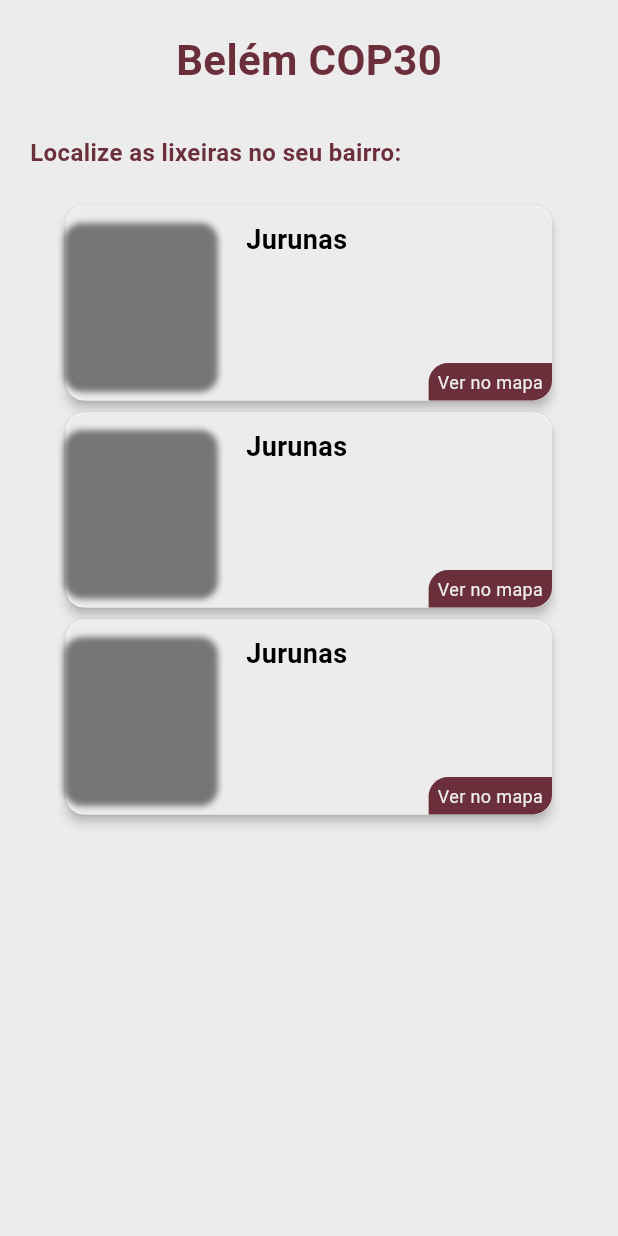
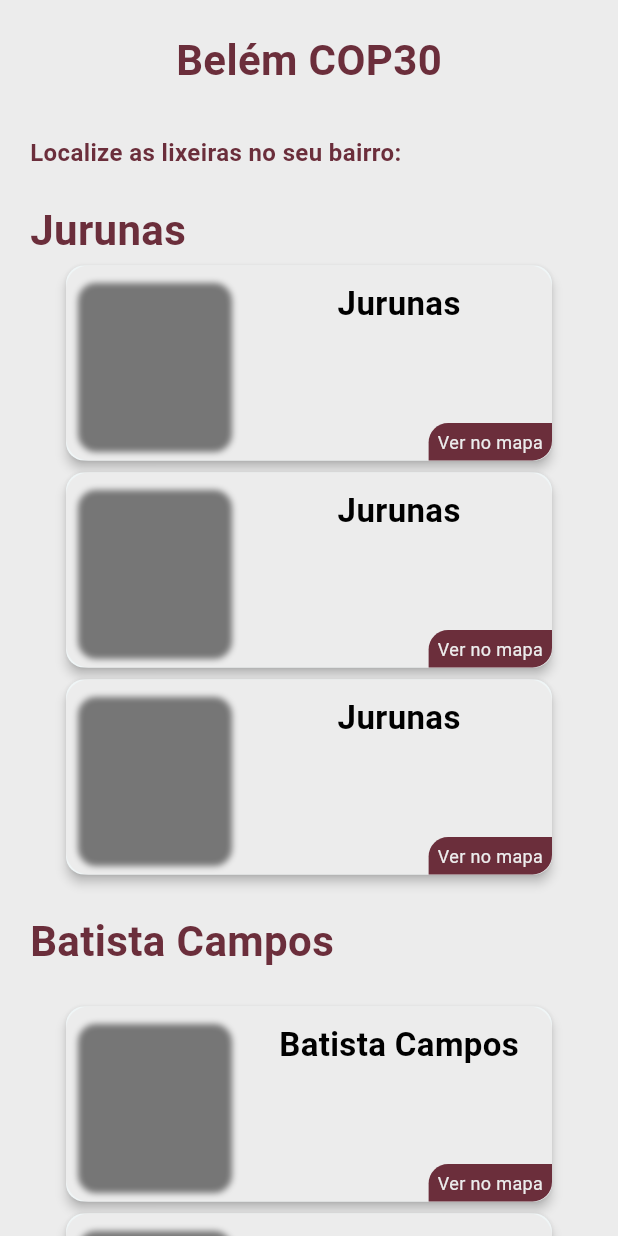
Before and after one commit to lednewo/Projeto-Belem, a Flutter app: the screen it shows after launch, on a phone screen of 412 x 824 dp. Run offline on Flutter 3.47's test engine with Material 3 defaults, Android fonts, the phone set to English and light mode, and no system bars; our stand-ins replace go_router, google_fonts; Roboto replaces fonts that are missing (Arimo).

Commit message:
feat(repo, home_page): adicionar novas lixeiras

```diff
--- a/lib/src/models/lixeira_jurunas_model.dart
+++ b/lib/src/models/lixeira_model.dart
@@ -1,9 +1,9 @@
-class LixeiraJurunasModel {
+class LixeirasModel {
   String bairro;
   String loc;
   String? image;
 
-  LixeiraJurunasModel({
+  LixeirasModel({
     required this.bairro,
     required this.loc,
     this.image,
--- /dev/null
+++ b/lib/src/repository/lixeira_batistac_repo.dart
@@ -0,0 +1,18 @@
+import 'package:cop30_bel/src/models/lixeira_model.dart';
+
+class LixeiraBatistacRepo {
+  static List<LixeirasModel> listLixeiraBatistaCampos = [
+    LixeirasModel(
+      bairro: 'Batista Campos',
+      loc: 'https://maps.app.goo.gl/sK4Zip8UtzwHFq6MA',
+    ),
+    LixeirasModel(
+      bairro: 'Batista Campos',
+      loc: 'https://maps.app.goo.gl/6Se2GZ3FTm5u3AX47',
+    ),
+    LixeirasModel(
+      bairro: 'Batista Campos',
+      loc: 'https://maps.app.goo.gl/sK4Zip8UtzwHFq6MA',
+    ),
+  ];
+}
--- /dev/null
+++ b/lib/src/repository/lixeira_condor_repo.dart
@@ -0,0 +1,18 @@
+import 'package:cop30_bel/src/models/lixeira_model.dart';
+
+class LixeiraCondorRepo {
+  static List<LixeirasModel> listLixeiraCondor = [
+    LixeirasModel(
+      bairro: 'Condor',
+      loc: 'https://maps.app.goo.gl/ZNVdt3NLSS6xZipM6',
+    ),
+    LixeirasModel(
+      bairro: 'Condor',
+      loc: 'https://maps.app.goo.gl/ZNVdt3NLSS6xZipM6',
+    ),
+    LixeirasModel(
+      bairro: 'Condor',
+      loc: 'https://maps.app.goo.gl/ZNVdt3NLSS6xZipM6',
+    ),
+  ];
+}
--- a/lib/src/repository/lixeira_jurunas_repo.dart
+++ b/lib/src/repository/lixeira_jurunas_repo.dart
@@ -1,16 +1,16 @@
-import 'package:cop30_bel/src/models/lixeira_jurunas_model.dart';
+import 'package:cop30_bel/src/models/lixeira_model.dart';
 
 class LixeiraJurunasRepo {
-  static List<LixeiraJurunasModel> listLixeiraJurunas = [
-    LixeiraJurunasModel(
+  static List<LixeirasModel> listLixeiraJurunas = [
+    LixeirasModel(
       bairro: 'Jurunas',
       loc: 'https://maps.app.goo.gl/piQy4jXbWkcbYrvf9',
     ),
-    LixeiraJurunasModel(
+    LixeirasModel(
       bairro: 'Jurunas',
       loc: 'https://maps.app.goo.gl/F6VFfxb9ZVGmVFfn7',
     ),
-    LixeiraJurunasModel(
+    LixeirasModel(
       bairro: 'Jurunas',
       loc: 'https://maps.app.goo.gl/9MCPdm1bqP8BBtMx9',
     ),
--- a/lib/src/ui/home_page.dart
+++ b/lib/src/ui/home_page.dart
@@ -1,3 +1,5 @@
+import 'package:cop30_bel/src/repository/lixeira_batistac_repo.dart';
+import 'package:cop30_bel/src/repository/lixeira_condor_repo.dart';
 import 'package:cop30_bel/src/repository/lixeira_jurunas_repo.dart';
 import 'package:cop30_bel/src/util/colors/app_colors.dart';
 import 'package:cop30_bel/src/util/widgets/card_widget_home.dart';
@@ -13,6 +15,8 @@ class HomePage extends StatefulWidget {
 
 class _HomePageState extends State<HomePage> {
   final trashJurunas = LixeiraJurunasRepo.listLixeiraJurunas;
+  final trashBatistaCampos = LixeiraBatistacRepo.listLixeiraBatistaCampos;
+  final trashCondor = LixeiraCondorRepo.listLixeiraCondor;
   @override
   Widget build(BuildContext context) {
     return Scaffold(
@@ -20,6 +24,7 @@ class _HomePageState extends State<HomePage> {
       body: SafeArea(
         child: Padding(
           padding: const EdgeInsets.symmetric(horizontal: 20),
+          child: SingleChildScrollView(
             child: Column(
               crossAxisAlignment: CrossAxisAlignment.start,
               children: [
@@ -53,6 +58,14 @@ class _HomePageState extends State<HomePage> {
                 SizedBox(
                   height: 20,
                 ),
+                Text(
+                  'Jurunas',
+                  style: GoogleFonts.arimo(
+                    color: AppColors().colorComponents,
+                    fontWeight: FontWeight.bold,
+                    fontSize: 28,
+                  ),
+                ),
                 Padding(
                   padding: const EdgeInsets.symmetric(
                     horizontal: 20,
@@ -67,8 +80,67 @@ class _HomePageState extends State<HomePage> {
                       );
                     },
                   ),
-              )
+                ),
+                SizedBox(
+                  height: 20,
+                ),
+                Text(
+                  'Batista Campos',
+                  style: GoogleFonts.arimo(
+                    color: AppColors().colorComponents,
+                    fontWeight: FontWeight.bold,
+                    fontSize: 28,
+                  ),
+                ),
+                SizedBox(
+                  height: 20,
+                ),
+                Padding(
+                  padding: const EdgeInsets.symmetric(
+                    horizontal: 20,
+                  ),
+                  child: ListView.builder(
+                    shrinkWrap: true,
+                    itemCount: trashBatistaCampos.length,
+                    itemBuilder: (context, index) {
+                      return CardWidgetHome(
+                        uri: trashBatistaCampos[index].loc,
+                        bairro: trashBatistaCampos[index].bairro,
+                      );
+                    },
+                  ),
+                ),
+                SizedBox(
+                  height: 20,
+                ),
+                Text(
+                  'Condor',
+                  style: GoogleFonts.arimo(
+                    color: AppColors().colorComponents,
+                    fontWeight: FontWeight.bold,
+                    fontSize: 28,
+                  ),
+                ),
+                SizedBox(
+                  height: 20,
+                ),
+                Padding(
+                  padding: const EdgeInsets.symmetric(
+                    horizontal: 20,
+                  ),
+                  child: ListView.builder(
+                    shrinkWrap: true,
+                    itemCount: trashCondor.length,
+                    itemBuilder: (context, index) {
+                      return CardWidgetHome(
+                        uri: trashCondor[index].loc,
+                        bairro: trashCondor[index].bairro,
+                      );
+                    },
+                  ),
+                ),
               ],
+            ),
           ),
         ),
       ),
--- a/lib/src/util/widgets/card_widget_home.dart
+++ b/lib/src/util/widgets/card_widget_home.dart
@@ -78,10 +78,10 @@ class CardWidgetHome extends StatelessWidget {
                   Padding(
                     padding: const EdgeInsets.symmetric(vertical: 10),
                     child: SizedBox(
-                      width: MediaQuery.of(context).size.width * 0.5,
+                      width: MediaQuery.of(context).size.width * 0.45,
                       height: MediaQuery.of(context).size.height * 0.5,
                       child: Column(
-                        crossAxisAlignment: CrossAxisAlignment.start,
+                        crossAxisAlignment: CrossAxisAlignment.center,
                         mainAxisAlignment: MainAxisAlignment.start,
                         children: [
                           Text(
@@ -90,7 +90,7 @@ class CardWidgetHome extends StatelessWidget {
                             overflow: TextOverflow.ellipsis,
                             style: TextStyle(
                               color: AppColors().colorTextBlack,
-                              fontSize: 18,
+                              fontSize: 22,
                               fontWeight: FontWeight.bold,
                             ),
                           ),
```
Lines whose indentation alone changed are shown as unchanged.
